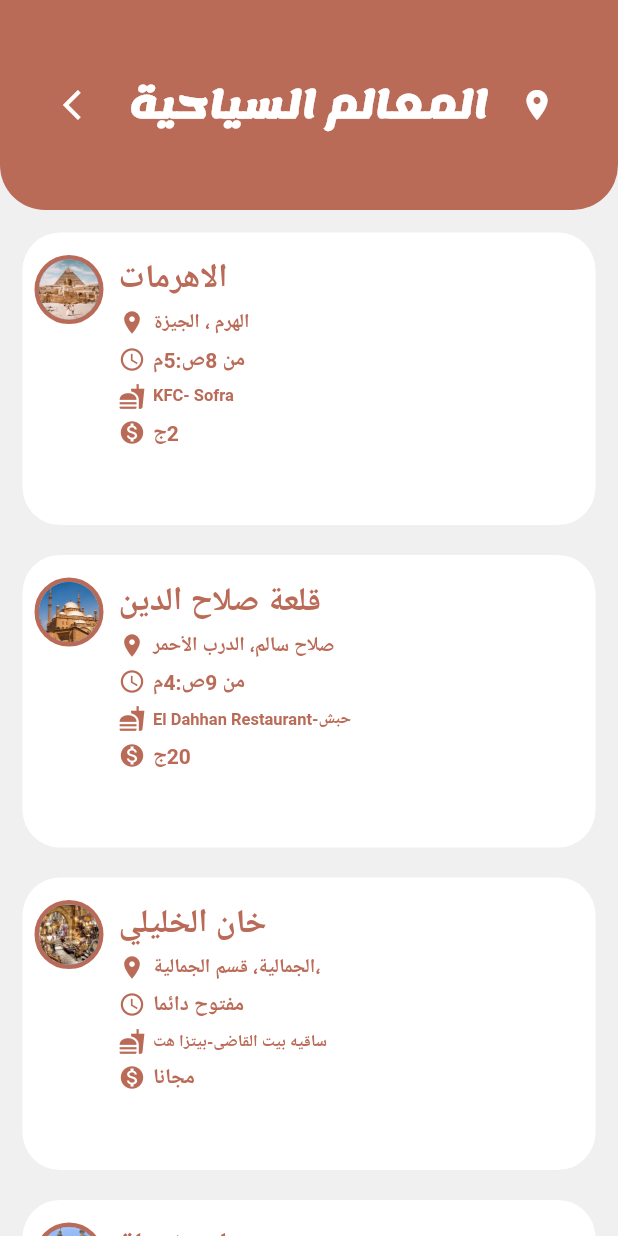
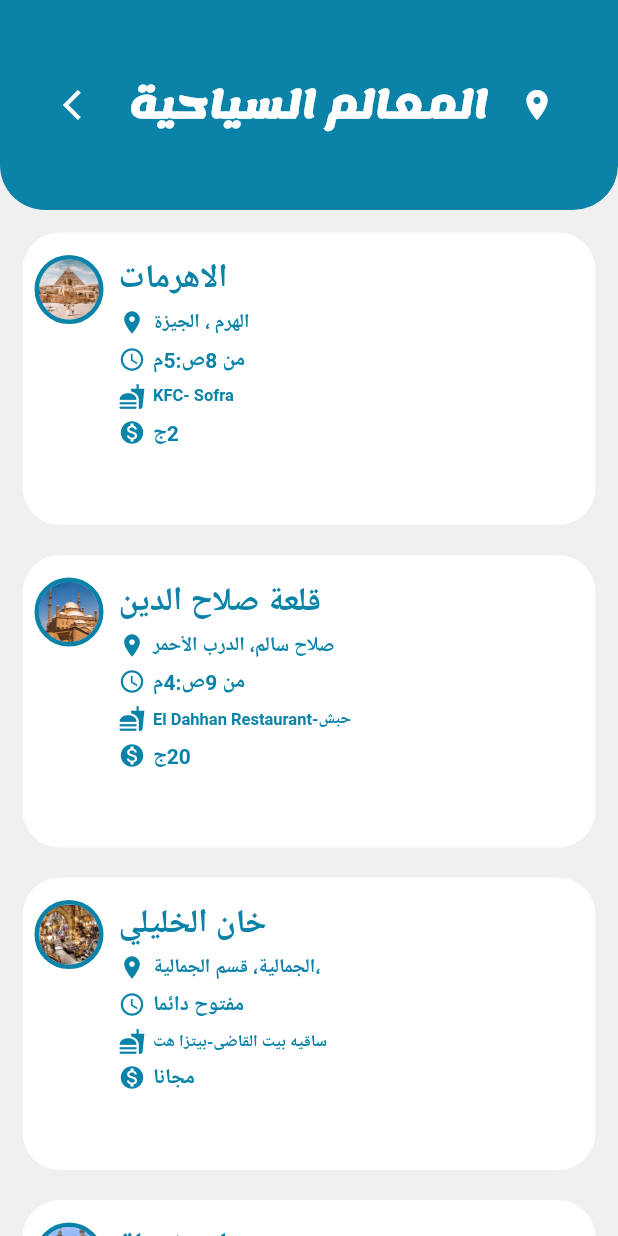
Before and after one commit to fatmamhsen/round1, a Flutter app: the screen it shows after launch, after a tap on "المعالم السياحيه", on a phone screen of 412 x 824 dp. Run offline on Flutter 3.47's test engine with Material 2 defaults, Android fonts, the phone set to English and light mode, and no system bars; our stand-ins replace sqflite; accounts and stored records are empty.

Commit message:
initial commit

```diff
--- a/lib/bottom_app/base.dart
+++ b/lib/bottom_app/base.dart
@@ -1,8 +1,8 @@
 import 'package:flutter/cupertino.dart';
 import 'package:flutter/material.dart';
 import 'package:round/ui/listview_visit.dart';
+import 'package:round/ui/userinterface.dart';
 import 'about.dart';
-import 'home.dart';
 
 class Base extends StatefulWidget {
   @override
@@ -10,14 +10,14 @@ class Base extends StatefulWidget {
 }
 
 class _BaseState extends State<Base> {
-
+  final Color primary = Color(0xff696b9e);
   int currentTab = 0;
   final List<Widget> screens = [
     About(),
-    Home(),
+    Round(),
   ];
   final PageStorageBucket bucket = PageStorageBucket();
-  Widget currentScreen = Home();
+  Widget currentScreen = Round();
 
   @override
   Widget build(BuildContext context) {
@@ -27,7 +27,7 @@ class _BaseState extends State<Base> {
         bucket: bucket,
       ),
       floatingActionButton: FloatingActionButton(
-        backgroundColor: Color(0xff696b9e),
+        backgroundColor: primary,
         child: Icon(Icons.add),
           onPressed: (){
           Navigator.push(context,
@@ -52,7 +52,7 @@ class _BaseState extends State<Base> {
                     onPressed: () {
                       setState(() {
                         currentScreen =
-                            Home();
+                            Round();
                         currentTab = 0;
                       });
                     },
@@ -63,7 +63,7 @@ class _BaseState extends State<Base> {
                         Icon(
                           Icons.home,
                           size: 38,
-                          color: currentTab == 0 ? Color(0xff696b9e) : Colors.grey,
+                          color: currentTab == 0 ? primary : Colors.grey,
                         ),
                       ],
                     ),
@@ -92,7 +92,7 @@ class _BaseState extends State<Base> {
                         Icon(
                           Icons.info,
                           size: 35,
-                          color: currentTab == 1 ? Color(0xff696b9e) : Colors.grey,
+                          color: currentTab == 1 ? primary : Colors.grey,
                         ),
                       ],
                     ),
--- a/lib/bottom_app/home.dart
+++ /dev/null
@@ -1,182 +0,0 @@
-import 'package:flutter/cupertino.dart';
-import 'package:flutter/material.dart';
-import 'dart:ui';
-import 'package:round/screens/mosque.dart';
-import 'package:round/screens/museum.dart';
-import 'package:round/screens/park.dart';
-import 'package:round/screens/pyramids.dart';
-
-class Home extends StatefulWidget {
-  @override
-  _HomeState createState() => _HomeState();
-}
-
-class _HomeState extends State<Home> {
-  @override
-  Widget build(BuildContext context) {
-    return Scaffold(
-      body:  Container(
-//        decoration: BoxDecoration(
-//          image: DecorationImage(
-//            image: AssetImage('images/map.jpg'),
-//            fit: BoxFit.cover,
-//          ),
-//        ),
-//        child: BackdropFilter(
-//          filter: ImageFilter.blur(sigmaX: 3.0, sigmaY: 3.0),
-          child: Column(
-            children: <Widget>[
-             Stack(
-               children: <Widget>[
-                 Container(
-                   padding: EdgeInsets.only(top: 10.0),
-                   width: double.infinity,
-                   height: 100.0,
-                   decoration: BoxDecoration(
-                     color: Color(0xff696b9e),
-                     borderRadius: BorderRadius.only(bottomLeft: Radius.circular(35.0) , bottomRight: Radius.circular(35.0) ),
-                   ),
-                   child:
-                   Center(
-                     child: Text('خدلك راوند',
-                       style: TextStyle(
-                         color: Colors.white,
-                         fontSize: 20.0,
-                         fontFamily: 'Lemonada',
-                       ),
-                     ),
-                   ),
-                 ),
-                 IconButton(
-                   onPressed: (){},
-                   padding: EdgeInsets.only(left: 350.0,top: 38.0),
-                   icon: Icon(Icons.place,color: Colors.white,size: 28.0,),
-                 ),
-               ],
-             ),
-              Expanded(
-                child: Row(
-                  children: <Widget>[
-                    Expanded(
-                      child: CircleAvatar(
-                        backgroundImage: AssetImage('images/mosque.jpg'),
-                        radius: 100.0,
-                        child: FlatButton(
-                          color: Colors.white70,
-                          shape: RoundedRectangleBorder(borderRadius: BorderRadius.circular(50.0),),
-                          child: Text(
-                            'المساجد',
-                            style: TextStyle(
-                              fontFamily: 'Lemonada',
-                              fontSize: 25.0,
-                              fontWeight: FontWeight.w900,
-                              color: Colors.black,
-                            ),
-                          ),
-                          onPressed: () {
-                            Navigator.push(
-                                context,
-                                MaterialPageRoute(
-                                    builder: (context) => Mosque()));
-                          },
-                        ),
-                      ),
-                    ),
-                    Padding(
-                      padding: EdgeInsets.all(10.0),
-                    ),
-                    Expanded(
-                      child: CircleAvatar(
-                        backgroundImage: AssetImage('images/museum.jpg',
-                        ),
-                        radius: 100.0,
-                        child: FlatButton(
-                          color: Colors.white70,
-                          shape: RoundedRectangleBorder(borderRadius: BorderRadius.circular(50.0),),
-                          child: Text(
-                            'المتاحف',
-                            style: TextStyle(
-                              fontFamily: 'Lemonada',
-                              fontSize: 25.0,
-                              fontWeight: FontWeight.w900,
-                              color: Colors.black,
-                            ),
-                          ),
-                          onPressed: () {
-                            Navigator.push(
-                                context,
-                                MaterialPageRoute(
-                                    builder: (context) => Museum()));
-                          },
-                        ),
-                      ),
-                    ),
-                  ],
-                ),
-              ),
-              Expanded(
-                child: Row(
-                  children: <Widget>[
-                    Expanded(
-                      child: CircleAvatar(
-                        backgroundImage: AssetImage('images/pyramid.jpg'),
-                        radius: 100.0,
-                        child: FlatButton(
-                          padding: EdgeInsets.symmetric(horizontal: 10.0 ,vertical: 6.0),
-                          color: Colors.white70,
-                          shape: RoundedRectangleBorder(borderRadius: BorderRadius.circular(50.0),),
-                          child: Text(
-                            'المعالم السياحيه',
-                            style: TextStyle(
-                              fontFamily: 'Lemonada',
-                              fontSize: 19.0,
-                              fontWeight: FontWeight.w900,
-                              color: Colors.black,
-                            ),
-                          ),
-                          onPressed: () {
-                            Navigator.push(
-                                context,
-                                MaterialPageRoute(
-                                    builder: (context) => Pyramids()));
-                          },
-                        ),
-                      ),
-                    ),
-                    Padding(
-                      padding: EdgeInsets.all(10.0),
-                    ),
-                    Expanded(
-                      child: CircleAvatar(
-                        backgroundImage: AssetImage('images/park.jpg'),
-                        radius: 100.0,
-                        child: FlatButton(
-                          color: Colors.white70,
-                          shape: RoundedRectangleBorder(borderRadius: BorderRadius.circular(50.0),),
-                          child: Text(
-                            'الحدائق',
-                            style: TextStyle(
-                              fontFamily: 'Lemonada',
-                              fontSize: 25.0,
-                              fontWeight: FontWeight.w900,
-                              color: Colors.black,
-                            ),
-                          ),
-                          onPressed: () {
-                            Navigator.push(
-                                context,
-                                MaterialPageRoute(
-                                    builder: (context) => Park()));
-                          },
-                        ),
-                      ),
-                    ),
-                  ],
-                ),
-              ),
-            ],
-          ),
-        ),
-    );
-  }
-  }
--- a/lib/main.dart
+++ b/lib/main.dart
@@ -1,11 +1,13 @@
 import 'package:flutter/cupertino.dart';
 import 'package:flutter/material.dart';
-import 'package:round/ui/userinterface.dart';
+
+import 'bottom_app/base.dart';
+//import 'package:round/ui/userinterface.dart';
 
 
 void main() => runApp(MaterialApp(
   debugShowCheckedModeBanner: false,
-  home: Round(),
+  home: Base(),
   title: 'project',
 
 ));
--- a/lib/screens/mosque.dart
+++ b/lib/screens/mosque.dart
@@ -9,9 +9,9 @@ class Mosque extends StatefulWidget {
 
 class _MosqueState extends State<Mosque> {
   MosqueData info = new MosqueData();
-  final primary = Color(0xff689bb9);
-  final secondary = Color(0xff689bb9);
-  //0xff44525e
+  final primary = Colors.blueGrey;
+  final secondary = Colors.blueGrey;
+
   @override
   Widget build(BuildContext context) {
     return Scaffold(
--- a/lib/screens/park.dart
+++ b/lib/screens/park.dart
@@ -8,8 +8,8 @@ class Park extends StatefulWidget {
 
 class _ParkState extends State<Park> {
   ParkData info = new ParkData();
-  final primary = Color(0xff5b8c85);
-  final secondary = Color(0xff5b8c85);
+  final primary = Color(0xff027971);
+  final secondary = Color(0xff027971);
 
   @override
   Widget build(BuildContext context) {
--- a/lib/screens/pyramids.dart
+++ b/lib/screens/pyramids.dart
@@ -8,8 +8,8 @@ class Pyramids extends StatefulWidget {
 
 class _PyramidsState extends State<Pyramids> {
   PyramidsData info = new PyramidsData();
-  final primary = Color(0xffba6b57);
-  final secondary = Color(0xffba6b57);
+  final primary = Color(0xff0b83a8);
+  final secondary = Color(0xff0b83a8);
 
   @override
   Widget build(BuildContext context) {
--- a/lib/ui/userinterface.dart
+++ b/lib/ui/userinterface.dart
@@ -1,6 +1,5 @@
 import 'package:flutter/cupertino.dart';
 import 'package:flutter/material.dart';
-import 'package:round/bottom_app/base.dart';
 import 'dart:ui';
 import 'package:round/screens/mosque.dart';
 import 'package:round/screens/museum.dart';
@@ -21,18 +20,45 @@ class _RoundState extends State<Round> {
   @override
   Widget build(BuildContext context) {
     return Scaffold(
-      bottomNavigationBar: Base(),
-      body: Container(
-//        decoration: BoxDecoration(
+      body:  Container(
+   //    decoration: BoxDecoration(
 //          image: DecorationImage(
-//            image: AssetImage('images/map.jpg'),
+//            image: AssetImage('images/logo.png'),
 //            fit: BoxFit.cover,
 //          ),
-//        ),
+    //  ),
 //        child: BackdropFilter(
-//          filter: ImageFilter.blur(sigmaX: 3.0, sigmaY: 3.0),
+//          filter: ImageFilter.blur(sigmaX: 2.0, sigmaY: 2.0),
         child: Column(
           children: <Widget>[
+            Stack(
+              children: <Widget>[
+                Container(
+                  padding: EdgeInsets.only(top: 10.0),
+                  width: double.infinity,
+                  height: 100.0,
+                  decoration: BoxDecoration(
+                    color: primary,
+                    borderRadius: BorderRadius.only(bottomLeft: Radius.circular(35.0) , bottomRight: Radius.circular(35.0) ),
+                  ),
+                  child:
+                  Center(
+                    child: Text('خدلك راوند',
+                      style: TextStyle(
+                        color: Colors.white,
+                        fontSize: 20.0,
+                        fontFamily: 'Lemonada',
+                      ),
+                    ),
+                  ),
+                ),
+                IconButton(
+                  onPressed: (){},
+                  padding: EdgeInsets.only(left: 350.0,top: 38.0),
+                  icon: Icon(Icons.place,color: Colors.white,size: 28.0,),
+                ),
+              ],
+            ),
             Expanded(
               child: Row(
                 children: <Widget>[
@@ -42,8 +68,7 @@ class _RoundState extends State<Round> {
                       radius: 100.0,
                       child: FlatButton(
                         color: Colors.white70,
-                        shape: RoundedRectangleBorder(
-                          borderRadius: BorderRadius.circular(50.0),),
+                        shape: RoundedRectangleBorder(borderRadius: BorderRadius.circular(50.0),),
                         child: Text(
                           'المساجد',
                           style: TextStyle(
@@ -72,8 +97,7 @@ class _RoundState extends State<Round> {
                       radius: 100.0,
                       child: FlatButton(
                         color: Colors.white70,
-                        shape: RoundedRectangleBorder(
-                          borderRadius: BorderRadius.circular(50.0),),
+                        shape: RoundedRectangleBorder(borderRadius: BorderRadius.circular(50.0),),
                         child: Text(
                           'المتاحف',
                           style: TextStyle(
@@ -103,11 +127,9 @@ class _RoundState extends State<Round> {
                       backgroundImage: AssetImage('images/pyramid.jpg'),
                       radius: 100.0,
                       child: FlatButton(
-                        padding: EdgeInsets.symmetric(horizontal: 10.0,
-                            vertical: 6.0),
+                        padding: EdgeInsets.symmetric(horizontal: 10.0 ,vertical: 6.0),
                         color: Colors.white70,
-                        shape: RoundedRectangleBorder(
-                          borderRadius: BorderRadius.circular(50.0),),
+                        shape: RoundedRectangleBorder(borderRadius: BorderRadius.circular(50.0),),
                         child: Text(
                           'المعالم السياحيه',
                           style: TextStyle(
@@ -135,8 +157,7 @@ class _RoundState extends State<Round> {
                       radius: 100.0,
                       child: FlatButton(
                         color: Colors.white70,
-                        shape: RoundedRectangleBorder(
-                          borderRadius: BorderRadius.circular(50.0),),
+                        shape: RoundedRectangleBorder(borderRadius: BorderRadius.circular(50.0),),
                         child: Text(
                           'الحدائق',
                           style: TextStyle(
```
Also changed, not shown: pubspec.yaml (+2 -96 lines), images/back2.jpg (added), images/logo.png (added).
